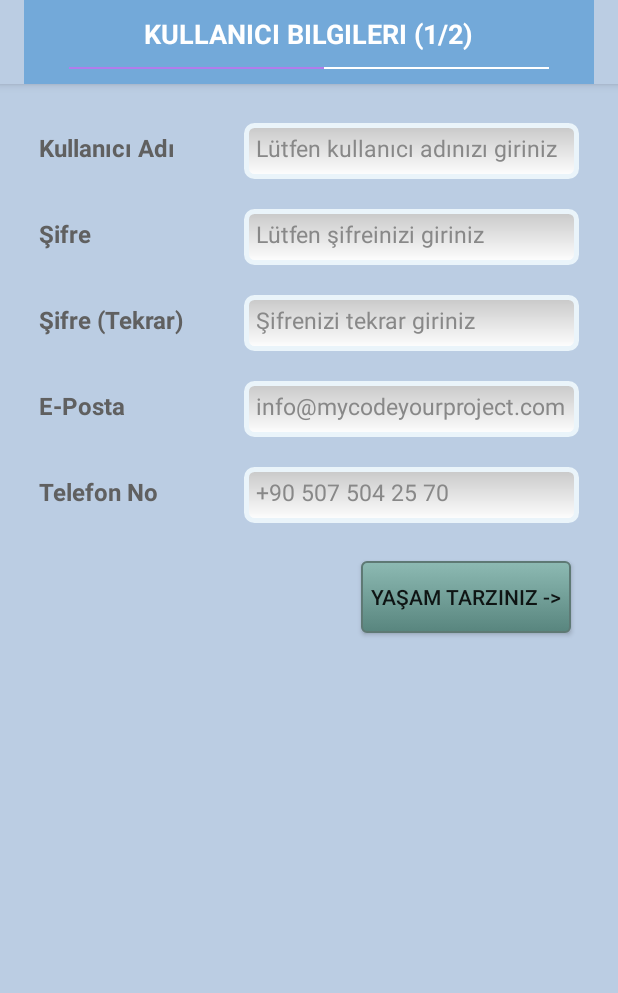
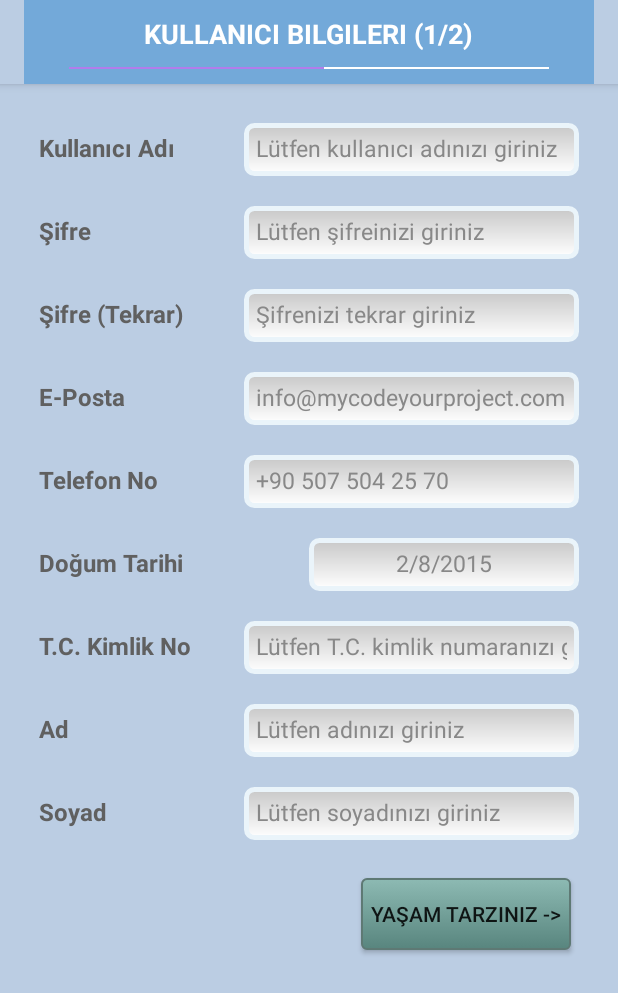
Before and after one commit to ColorUp/SenBulDiyabetKolaylassin, an Android app: the SignupActivity screen opened directly, with no data from a screen before it, after a tap on an icon or button, on a phone screen of 412 x 824 dp. Shown: the top 993 px of the screen. Run offline under Robolectric (Android 15) with nearby library versions, the phone set to English and light mode, and no system bars.

Commit message:
Datetimepicker düzenlendi ve signup kısmına yeni alanlar eklendi

```diff
--- a/app/src/main/java/com/mycodeyourproject/senbuldiyabetkolaylassin/DateTimePicker.java
+++ b/app/src/main/java/com/mycodeyourproject/senbuldiyabetkolaylassin/DateTimePicker.java
@@ -6,6 +6,7 @@ import java.util.Date;
 import java.util.Locale;
 import android.app.DatePickerDialog;
 import android.app.DatePickerDialog.OnDateSetListener;
+import android.app.Dialog;
 import android.app.TimePickerDialog;
 import android.content.Context;
 import android.content.res.TypedArray;
@@ -17,6 +18,7 @@ import android.view.LayoutInflater;
 import android.view.View;
 import android.widget.DatePicker;
 import android.widget.EditText;
+import android.widget.ImageButton;
 import android.widget.LinearLayout;
 import android.widget.TextView;
 import android.widget.TimePicker;
@@ -24,14 +26,15 @@ import android.widget.TimePicker;
 public class DateTimePicker extends LinearLayout
 {
     private EditText editTextDate;
-    private EditText editTextTime;
     private DatePickerDialog datePickerDialog;
-    private TimePickerDialog timePickerDialog;
     private SimpleDateFormat dateFormatter;
-    private SimpleDateFormat timeFormatter;
-    private Calendar newCalendar;
 
-    public DateTimePicker(Context context, AttributeSet attrs)
+    private Calendar cal;
+    private int day;
+    private int month;
+    private int year;
+
+    public DateTimePicker(final Context context, AttributeSet attrs)
     {
         super(context, attrs);
         TypedArray typedArray=context.obtainStyledAttributes(attrs, R.styleable.TextBox, 0, 0);
@@ -45,58 +48,22 @@ public class DateTimePicker extends LinearLayout
         inflater.inflate(R.layout.date_time_picker, this, true);
 
         dateFormatter = new SimpleDateFormat("dd-MM-yyyy", Locale.US);
-        timeFormatter = new SimpleDateFormat("HH:mm",Locale.US);
-        TextView textView = (TextView)findViewById(R.id.datetimepicker_label);
-        editTextDate = (EditText)findViewById(R.id.edittext_datepicker);
-        editTextTime = (EditText)findViewById(R.id.edittext_datetimepicker);
+        TextView textView = (TextView)findViewById(R.id.datetimepicker_textView);
+        textView.setText(label);
 
-        newCalendar = Calendar.getInstance();
+        editTextDate = (EditText)findViewById(R.id.datetimepicker_editText);
+        editTextDate.setInputType(InputType.TYPE_DATETIME_VARIATION_DATE);
 
-        editTextDate.setInputType(InputType.TYPE_DATETIME_VARIATION_DATE);
-        editTextTime.setInputType(InputType.TYPE_DATETIME_VARIATION_TIME);
-
-        textView.setText(label);
-    }
-
-    public DateTimePicker(Context context)
+        cal = Calendar.getInstance();
+        day = cal.get(Calendar.DAY_OF_MONTH);
+        month = cal.get(Calendar.MONTH);
+        year = cal.get(Calendar.YEAR);
+        editTextDate.setText(Extensions.Format("{0}/{1}/{2}",String.valueOf(day),String.valueOf(month),String.valueOf(year)));
+        editTextDate.setOnClickListener(new OnClickListener()
         {
-        this(context, null);
-    }
-
-    public String getTime()
+            @Override
+            public void onClick(View v)
             {
-        return editTextTime.getText().toString();
-    }
-
-    public String getDate()
-    {
-        return editTextDate.getText().toString();
-    }
-
-    public void setTime(Context context)
-    {
-        editTextTime.setText(timeFormatter.format(Calendar.getInstance().getTime()));
-        timePickerDialog = new TimePickerDialog(context, new TimePickerDialog.OnTimeSetListener() {
-            @Override
-            public void onTimeSet(TimePicker timePicker, int h, int m) {
-                Date newTime = Calendar.getInstance().getTime();
-                newTime.setHours(h);
-                newTime.setMinutes(m);
-                editTextTime.setText(timeFormatter.format(newTime.getTime()));
-            }
-        },newCalendar.get(Calendar.HOUR),newCalendar.get(Calendar.MINUTE), true);
-
-        editTextTime.setOnClickListener(new OnClickListener() {
-            @Override
-            public void onClick(View view) {
-                timePickerDialog.show();
-            }
-        });
-    }
-
-    public void setDate(Context context)
-    {
-        editTextDate.setText(dateFormatter.format(Calendar.getInstance().getTime()));
                 Calendar newCalendar = Calendar.getInstance();
                 datePickerDialog = new DatePickerDialog(context, new OnDateSetListener()
                 {
@@ -109,12 +76,13 @@ public class DateTimePicker extends LinearLayout
 
                 },newCalendar.get(Calendar.YEAR), newCalendar.get(Calendar.MONTH), newCalendar.get(Calendar.DAY_OF_MONTH));
 
-        editTextDate.setOnClickListener(new OnClickListener() {
-            @Override
-            public void onClick(View view)
-            {
                 datePickerDialog.show();
             }
         });
     }
+
+    public DateTimePicker(Context context)
+    {
+        this(context, null);
     }
+}
--- a/app/src/main/java/com/mycodeyourproject/senbuldiyabetkolaylassin/InputData.java
+++ b/app/src/main/java/com/mycodeyourproject/senbuldiyabetkolaylassin/InputData.java
@@ -24,8 +24,6 @@ public class InputData extends Activity
         setContentView(R.layout.activity_input_data);
         Resources res = getResources();
         DateTimePicker dateTimePicker = (DateTimePicker)findViewById(R.id.input_date_time);
-        dateTimePicker.setTime(this);
-        dateTimePicker.setDate(this);
 
         String[] array_spinner = res.getStringArray(R.array.array_categories);
         Spinner s = (Spinner) findViewById(R.id.spinner_category);
--- a/app/src/main/java/com/mycodeyourproject/senbuldiyabetkolaylassin/SignupActivity.java
+++ b/app/src/main/java/com/mycodeyourproject/senbuldiyabetkolaylassin/SignupActivity.java
@@ -16,6 +16,7 @@ import android.widget.Toast;
 
 import java.net.URLEncoder;
 import java.text.DateFormat;
+import java.text.ParseException;
 import java.text.SimpleDateFormat;
 import java.util.Calendar;
 import java.util.Collections;
@@ -35,19 +36,38 @@ public class SignupActivity extends BaseViaDiabetActivity {
         this.SetProgressBarTextValueAndShow("Kullanıcı Bilgileri (1/2)", 50);
     }
 
-    public void signUp(View v)
+    public void setLifeStyle(View v)
     {
         Button btnSave=(Button)findViewById(R.id.buttonSave);
         EditText txtUserName=(EditText)findViewById(R.id.signup_username).findViewById(R.id.textbox_editText);
         EditText txtPassword=(EditText)findViewById(R.id.signup_password).findViewById(R.id.textbox_editText);
         EditText txtPasswordAgain=(EditText)findViewById(R.id.signup_password_again).findViewById(R.id.textbox_editText);
+        EditText txtBirthOfDate=(EditText)findViewById(R.id.signup_birth_date).findViewById(R.id.datetimepicker_editText);
+        EditText txtTurkishId=(EditText)findViewById(R.id.signup_turkish_id).findViewById(R.id.textbox_editText);
+        EditText txtName=(EditText)findViewById(R.id.signup_name).findViewById(R.id.textbox_editText);
+        EditText txtSurname=(EditText)findViewById(R.id.signup_surname).findViewById(R.id.textbox_editText);
         EditText txtEmail=(EditText)findViewById(R.id.signup_email).findViewById(R.id.textbox_editText);
         EditText txtPhoneNumber=(EditText)findViewById(R.id.signup_phone_number).findViewById(R.id.textbox_editText);
 
-        Date birthDate=new Date(2000,12,23);
+        if(txtPassword.getText()!=txtPasswordAgain.getText())
+        {
+            Toast.makeText(this,"Şifre bilgilerinizi kontrol ediniz!",Toast.LENGTH_LONG).show();
+            return;
+        }
+
+        Date birthDate=null;
+        SimpleDateFormat format = new SimpleDateFormat("dd-MM-yyyy");
+        try
+        {
+            birthDate = format.parse(txtBirthOfDate.getText().toString());
+        }
+        catch (ParseException e)
+        {
+            e.printStackTrace();
+        }
 
         DataTransferObjects.User newUser=new DataTransferObjects.User(txtUserName.getText().toString(),txtPassword.getText().toString(),
-                birthDate,1,"11971280728","Agah Burak","DEMİRKAN");
+                birthDate,1,txtTurkishId.getText().toString(),txtName.getText().toString(),txtSurname.getText().toString());
 
         Map<String,String> userObject=newUser.getUserObject();
         boolean result = DatabaseQuery.Insert("USER", userObject);
--- a/app/src/main/java/com/mycodeyourproject/senbuldiyabetkolaylassin/TextBox.java
+++ b/app/src/main/java/com/mycodeyourproject/senbuldiyabetkolaylassin/TextBox.java
@@ -24,6 +24,7 @@ public class TextBox extends LinearLayout
         TypedArray typedArray=context.obtainStyledAttributes(attrs,R.styleable.TextBox,0,0);
         String label = typedArray.getString(R.styleable.TextBox_label);
         String text=typedArray.getString(R.styleable.TextBox_text);
+        String hint=typedArray.getString(R.styleable.TextBox_hint);
         typedArray.recycle();
 
         setOrientation(LinearLayout.HORIZONTAL);
@@ -36,6 +37,7 @@ public class TextBox extends LinearLayout
         EditText editText=(EditText)findViewById(R.id.textbox_editText);
         textView.setText(label);
         editText.setText(text);
+        editText.setHint(hint);
     }
 
     public TextBox(Context context)
--- a/app/src/main/res/layout/activity_signup.xml
+++ b/app/src/main/res/layout/activity_signup.xml
@@ -12,45 +12,72 @@
     <com.mycodeyourproject.senbuldiyabetkolaylassin.TextBox
         android:layout_width="fill_parent"
         android:layout_height="wrap_content"
+        app:hint="@string/username_edittext"
         android:inputType="text"
-        app:text="@string/username_edittext"
         app:label="@string/username"
         android:id="@+id/signup_username"/>
     <com.mycodeyourproject.senbuldiyabetkolaylassin.TextBox
         android:layout_width="fill_parent"
         android:layout_height="wrap_content"
         android:inputType="textPassword"
-        app:text="@string/password_edittext"
+        app:hint="@string/password_edittext"
         app:label="@string/password"
         android:id="@+id/signup_password"/>
     <com.mycodeyourproject.senbuldiyabetkolaylassin.TextBox
         android:layout_width="fill_parent"
         android:layout_height="wrap_content"
         android:inputType="textPassword"
-        app:text="@string/password_again_edittext"
+        app:hint="@string/password_again_edittext"
         app:label="@string/password_again"
         android:id="@+id/signup_password_again"/>
     <com.mycodeyourproject.senbuldiyabetkolaylassin.TextBox
         android:layout_width="fill_parent"
         android:layout_height="wrap_content"
         android:inputType="textEmailAddress"
-        app:text="@string/email_edittext"
+        app:hint="@string/email_edittext"
         app:label="@string/email"
         android:id="@+id/signup_email"/>
     <com.mycodeyourproject.senbuldiyabetkolaylassin.TextBox
         android:layout_width="fill_parent"
         android:layout_height="wrap_content"
         android:inputType="phone"
-        app:text="@string/phonenumber_edittext"
+        app:hint="@string/phonenumber_edittext"
         app:label="@string/phonenumber"
         android:id="@+id/signup_phone_number"/>
+    <com.mycodeyourproject.senbuldiyabetkolaylassin.DateTimePicker
+        android:layout_width="fill_parent"
+        android:layout_height="wrap_content"
+        android:inputType="phone"
+        app:label="@string/birthdate"
+        android:id="@+id/signup_birth_date"/>
+    <com.mycodeyourproject.senbuldiyabetkolaylassin.TextBox
+        android:layout_width="fill_parent"
+        android:layout_height="wrap_content"
+        android:inputType="phone"
+        app:hint="@string/turkishid_edittext"
+        app:label="@string/turkishid"
+        android:id="@+id/signup_turkish_id"/>
+    <com.mycodeyourproject.senbuldiyabetkolaylassin.TextBox
+        android:layout_width="fill_parent"
+        android:layout_height="wrap_content"
+        android:inputType="phone"
+        app:hint="@string/name_edittext"
+        app:label="@string/name"
+        android:id="@+id/signup_name"/>
+    <com.mycodeyourproject.senbuldiyabetkolaylassin.TextBox
+        android:layout_width="fill_parent"
+        android:layout_height="wrap_content"
+        android:inputType="phone"
+        app:hint="@string/surname_edittext"
+        app:label="@string/surname"
+        android:id="@+id/signup_surname"/>
     <Button
         android:layout_width="140dp"
         android:layout_height="wrap_content"
         android:text="@string/lifestyle"
         android:id="@+id/buttonSave"
         android:layout_gravity="right"
-        android:onClick="signUp"
+        android:onClick="setLifeStyle"
         android:background="@drawable/buttonstyle"
         style="@style/viadiabetButton"/>
 </LinearLayout>
--- a/app/src/main/res/layout/date_time_picker.xml
+++ b/app/src/main/res/layout/date_time_picker.xml
@@ -1,27 +1,41 @@
-<?xml version="1.0" encoding="utf-8"?>
 <LinearLayout xmlns:android="http://schemas.android.com/apk/res/android"
-    android:orientation="vertical"
-    android:layout_width="match_parent"
-    android:layout_height="wrap_content">
+    android:layout_width="fill_parent"
+    android:layout_height="wrap_content"
+    android:orientation="horizontal"
+    android:paddingBottom="10dp"
+    android:paddingTop="10dp">
     <TextView
+        android:id="@+id/datetimepicker_textView"
         android:layout_width="fill_parent"
         android:layout_height="wrap_content"
-        style="@style/textViewStyle"
-        android:text="?attr/label"
-        android:id="@+id/datetimepicker_label"/>
-    <LinearLayout
+        android:layout_marginLeft="10dp"
+        android:layout_marginRight="10dp"
+        android:paddingBottom ="10dp"
+        android:text="?android:attr/label"
+        android:textColor="@color/darkgrey"
+        android:textSize="16dp"
+        android:singleLine="true"
+        android:textStyle="bold"
+        android:layout_weight=".5"/>
+    <EditText
+        android:id="@+id/datetimepicker_editText"
         android:layout_width="fill_parent"
         android:layout_height="wrap_content"
-        android:orientation="horizontal">
-    <EditText
-        android:id="@+id/edittext_datepicker"
-        android:layout_width="fill_parent"
-        android:layout_height="wrap_content"
+        android:hint="?android:attr/hint"
+        android:singleLine="true"
+        android:textColor="@color/grey"
+        android:textColorHint="@color/grey"
+        android:textSize="15dp"
+        android:text="?android:attr/text"
+        android:paddingBottom ="8dp"
+        android:paddingLeft="8dp"
+        android:paddingTop="6dp"
+        android:paddingRight="8dp"
+        android:layout_marginRight="10dp"
+        android:inputType="date"
+        android:background="@drawable/edittextstyle"
+        android:gravity="center"
+        android:clickable="true"
+        android:editable="false"
         android:layout_weight=".5"/>
-    <EditText
-        android:id="@+id/edittext_datetimepicker"
-        android:layout_width="fill_parent"
-        android:layout_height="wrap_content"
-        android:layout_weight=".5"/>
-    </LinearLayout>
 </LinearLayout>
--- a/app/src/main/res/layout/textbox.xml
+++ b/app/src/main/res/layout/textbox.xml
@@ -28,7 +28,7 @@
         android:textColorHint="@color/grey"
         android:textSize="15dp"
         android:text="?android:attr/text"
-        android:paddingBottom ="10dp"
+        android:paddingBottom ="8dp"
         android:paddingLeft="8dp"
         android:paddingTop="6dp"
         android:paddingRight="8dp"
--- a/app/src/main/res/values/strings.xml
+++ b/app/src/main/res/values/strings.xml
@@ -49,6 +49,13 @@
     <string name="phonenumber">Telefon No</string>
     <string name="phonenumber_edittext">+90 507 504 25 70</string>
     <string name="lifestyle">Yaşam Tarzınız -></string>
+    <string name="birthdate">Doğum Tarihi</string>
+    <string name="turkishid">T.C. Kimlik No</string>
+    <string name="turkishid_edittext">Lütfen T.C. kimlik numaranızı giriniz</string>
+    <string name="name">Ad</string>
+    <string name="name_edittext">Lütfen adınızı giriniz</string>
+    <string name="surname">Soyad</string>
+    <string name="surname_edittext">Lütfen soyadınızı giriniz</string>
 
     <!-- Meal Calculator -->
     <string name="carbonhydrade">Karbonhidrat</string>
```
Lines whose indentation alone changed are shown as unchanged.
